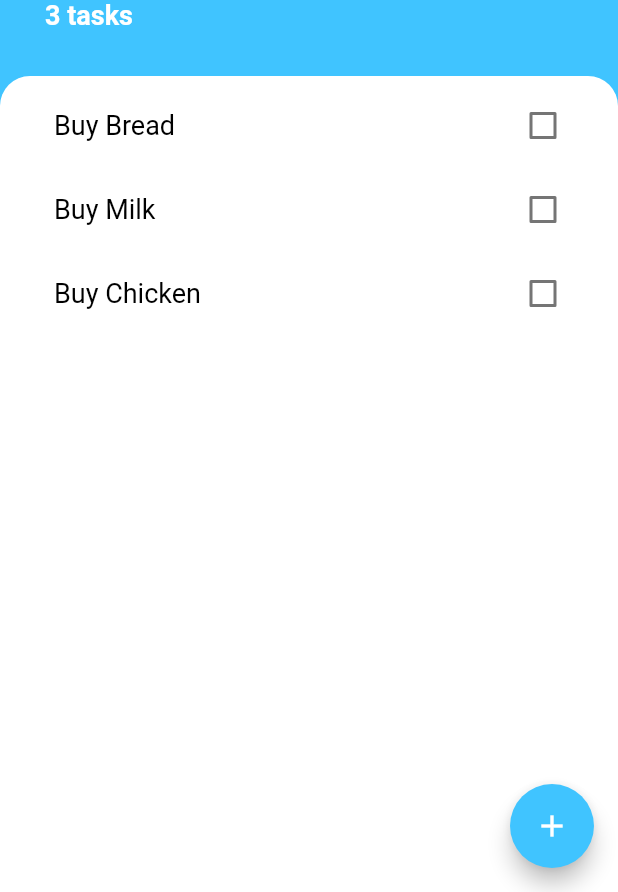
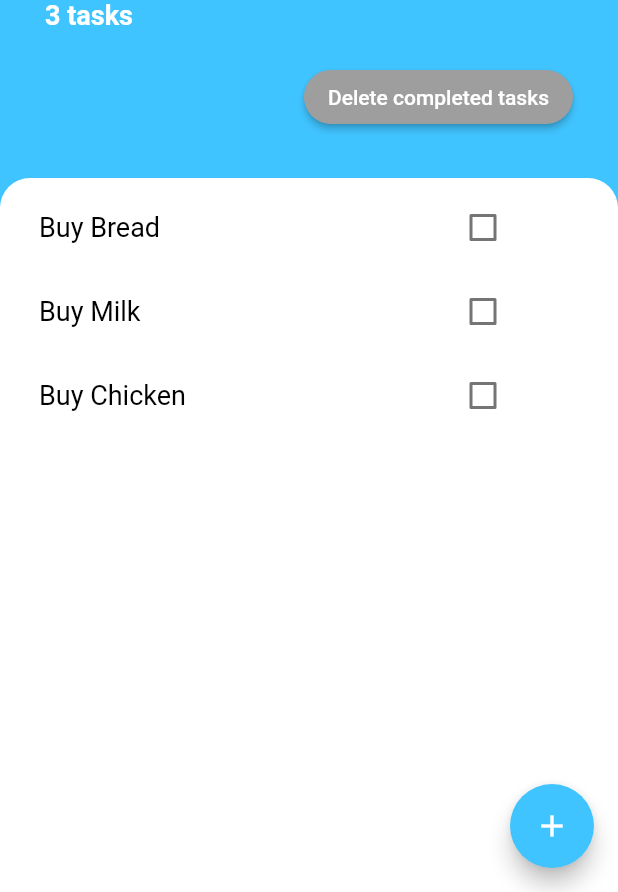
Before and after one commit to szamotine/ToDoList_flutter, a Flutter app: the screen it shows after launch, on a phone screen of 412 x 824 dp, the part 344-1236 px from its top. Run offline on Flutter 3.47's test engine with Material 2 defaults, Android fonts, the phone set to English and light mode, and no system bars.

Commit message:
Added functionality to create new task, toggle check, and remove checked tasks. Encapsulated TaskData member

```diff
--- a/lib/custom_widgets/task_tile.dart
+++ b/lib/custom_widgets/task_tile.dart
@@ -1,14 +1,19 @@
 import 'package:flutter/material.dart';
+import 'package:provider/provider.dart';
+import 'package:to_do_list/model/task_data.dart';
 
 import '../components/constants.dart';
 import '../model/task.dart';
 
 class TaskTile extends StatelessWidget {
-  const TaskTile({super.key, required this.task, required this.checkboxCallback});
+  const TaskTile({
+    super.key,
+    required this.task,
+  }); //required this.checkboxCallback
 
   final Task task;
 
-  final Function(bool?) checkboxCallback;
+  // final Function(bool?) checkboxCallback;
 
   @override
   Widget build(BuildContext context) {
@@ -20,7 +25,9 @@ class TaskTile extends StatelessWidget {
       trailing: Checkbox(
         activeColor: Colors.lightBlueAccent,
         value: task.isChecked,
-        onChanged: checkboxCallback,
+        onChanged: (bool) {
+          Provider.of<TaskData>(context, listen: false).toggleCheck(task);
+        },
       ),
     );
   }
--- a/lib/custom_widgets/tasks_list.dart
+++ b/lib/custom_widgets/tasks_list.dart
@@ -7,16 +7,14 @@ import 'task_tile.dart';
 class TasksList extends StatelessWidget {
   @override
   Widget build(BuildContext context) {
-    return ListView.builder(
-      itemCount: Provider.of<TaskData>(context).tasks.length,
-      itemBuilder: (BuildContext context, int index) {
-        return TaskTile(
-          task: Provider.of<TaskData>(context).tasks[index],
-          checkboxCallback: (checkboxCallBack) {
-            // setState(() {
-            //   // widget.tasks[index].toggleChecked();
-            // }
-            // );
+    return Consumer<TaskData>(
+      builder: (BuildContext context, taskData, Widget? child) {
+        return ListView.builder(
+          itemCount: taskData.taskCount,
+          itemBuilder: (BuildContext context, int index) {
+            return TaskTile(
+              task: taskData.getTaskList[index],
+            );
           },
         );
       },
--- a/lib/model/task_data.dart
+++ b/lib/model/task_data.dart
@@ -2,14 +2,31 @@ import 'package:flutter/foundation.dart';
 import 'package:to_do_list/model/task.dart';
 
 class TaskData extends ChangeNotifier {
-  List<Task> tasks = [
+  List<Task> _tasks = [
     Task(taskTitle: 'Buy Bread'),
     Task(taskTitle: 'Buy Milk'),
     Task(taskTitle: 'Buy Chicken'),
   ];
 
-  add(Task newTask) {
-    tasks.add(newTask);
+  int get taskCount => _tasks.length;
+
+  List<Task> get getTaskList => _tasks;
+
+  createNewTask(String newTaskTitle) {
+    final task = Task(taskTitle: newTaskTitle);
+    _tasks.add(task);
+    notifyListeners();
+  }
+
+  toggleCheck(Task input) {
+    final task = _tasks.elementAt(_tasks.indexOf(input));
+    task.isChecked = !task.isChecked;
+    notifyListeners();
+  }
+
+  removeCheckedTasks() {
+    _tasks.removeWhere((element) => element.isChecked);
+
     notifyListeners();
   }
 }
--- a/lib/screens/task_screen.dart
+++ b/lib/screens/task_screen.dart
@@ -20,17 +20,7 @@ class TaskScreen extends StatelessWidget {
             builder: (context) => SingleChildScrollView(
               child: Container(
                 padding: EdgeInsets.only(bottom: MediaQuery.of(context).viewInsets.bottom),
-                child: AddTaskScreen(
-                  addTaskCallback: (taskToAdd) {
-                    // setState(
-                    //   () {
-                    //     Task task = Task(taskTitle: taskToAdd);
-                    //     //Provider.of<TaskData>(context, listen: false).add(task);
-                    //     Navigator.pop(context);
-                    //   },
-                    // );
-                  },
-                ),
+                child: const AddTaskScreen(),
               ),
             ),
           );
@@ -65,8 +55,26 @@ class TaskScreen extends StatelessWidget {
                     style: kToDoTitleTextStyle,
                   ),
                   Text(
-                    '${Provider.of<TaskData>(context).tasks.length} tasks',
+                    '${Provider.of<TaskData>(context).taskCount} tasks',
                     style: kToDoSubTitleTextStyle,
+                  ),
+                  const SizedBox(
+                    height: 20,
+                  ),
+                  Row(
+                    mainAxisAlignment: MainAxisAlignment.end,
+                    children: [
+                      ElevatedButton(
+                        onPressed: () {
+                          Provider.of<TaskData>(context, listen: false).removeCheckedTasks();
+                        },
+                        style: ElevatedButton.styleFrom(
+                          backgroundColor: Colors.grey,
+                          shape: StadiumBorder(side: BorderSide.none),
+                        ),
+                        child: const Text('Delete completed tasks'),
+                      ),
+                    ],
                   ),
                 ],
               ),
@@ -79,7 +87,7 @@ class TaskScreen extends StatelessWidget {
                   borderRadius: BorderRadius.vertical(top: Radius.circular(20)),
                 ),
                 child: Padding(
-                  padding: EdgeInsets.fromLTRB(20, 5, 10, 5),
+                  padding: const EdgeInsets.fromLTRB(10, 5, 50, 5),
                   child: TasksList(),
                 ),
               ),
```
Also changed, not shown: lib/screens/add_task_screen.dart (+7 -9 lines).
